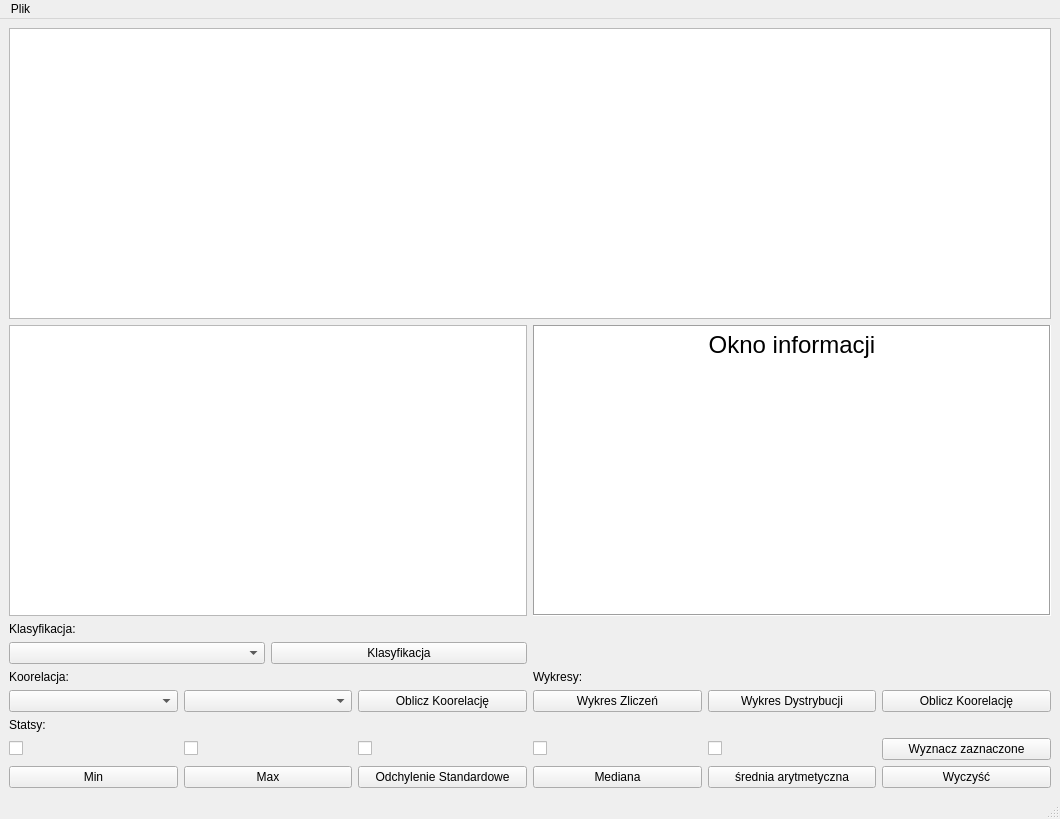
The window that main.ui (Krzys3n/Pynalise) describes before a commit, drawn with Qt 5.
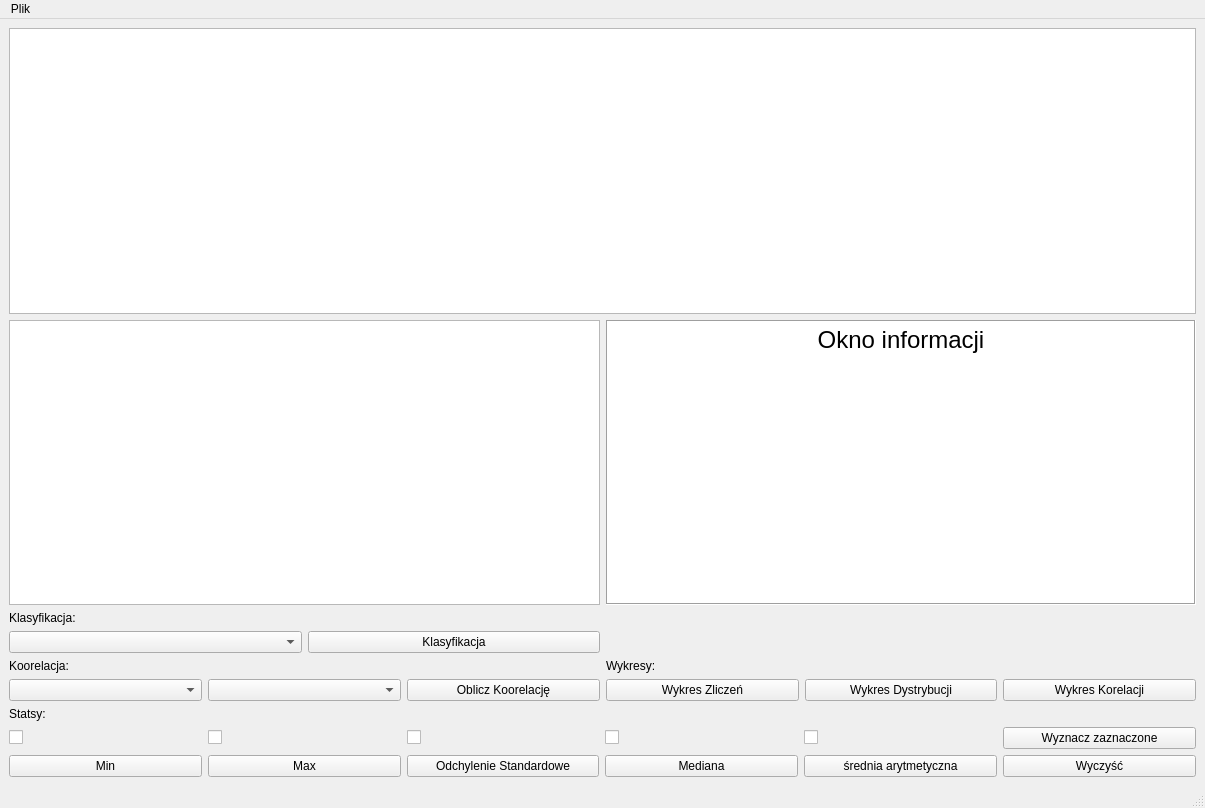
The same window after the commit.

```diff
--- a/main.ui
+++ b/main.ui
@@ -6,8 +6,8 @@
    <rect>
     <x>0</x>
     <y>0</y>
-    <width>1060</width>
-    <height>819</height>
+    <width>1205</width>
+    <height>808</height>
    </rect>
   </property>
   <property name="windowTitle">
@@ -115,7 +115,7 @@
       <item row="2" column="2">
        <widget class="QPushButton" name="pushButtonHeatmap">
         <property name="text">
-         <string>Oblicz Koorelację</string>
+         <string>Wykres Korelacji</string>
         </property>
        </widget>
       </item>
@@ -268,8 +268,8 @@
     <rect>
      <x>0</x>
      <y>0</y>
-     <width>1060</width>
-     <height>23</height>
+     <width>1205</width>
+     <height>21</height>
     </rect>
    </property>
    <widget class="QMenu" name="menuMenu">
```
Left out of the diff: 6 changed lines with no effect on the pictures.
